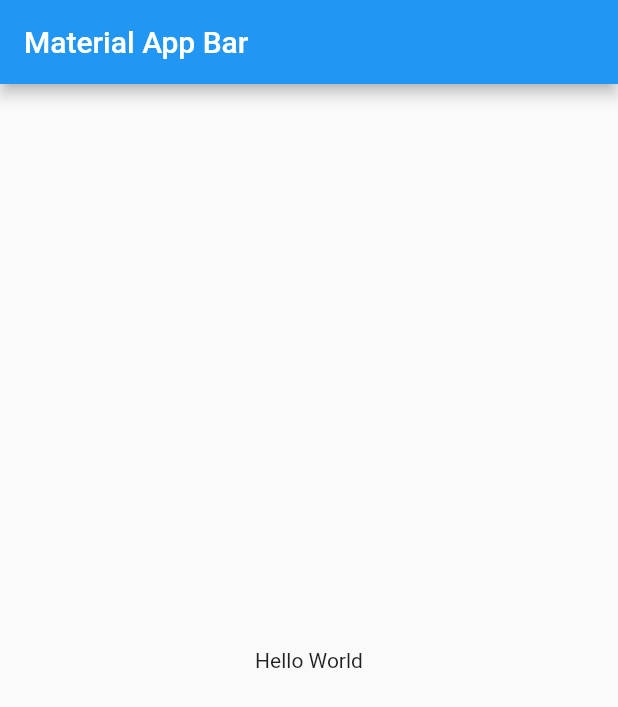
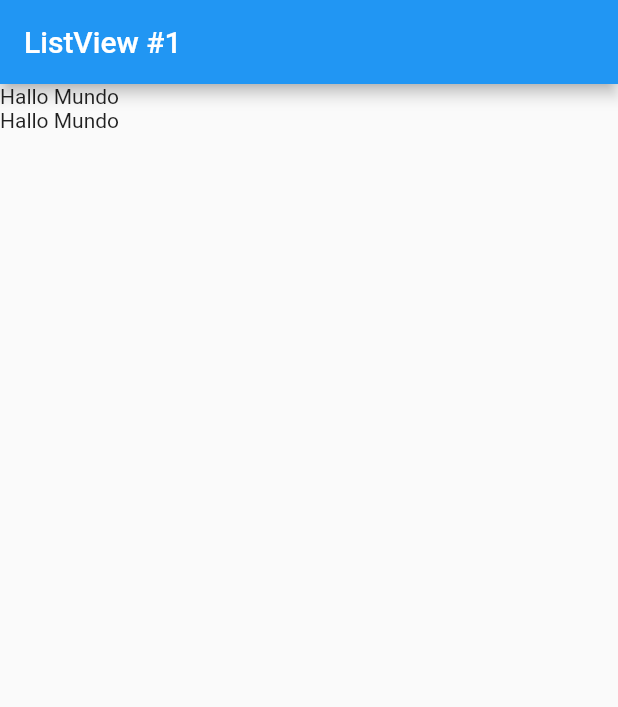
Before and after one commit to alejorom/fl_components, a Flutter app: the screen it shows after launch, on a phone screen of 412 x 824 dp. Shown: the top 707 px of the screen. Run offline on Flutter 3.47's test engine with Material 2 defaults, Android fonts, the phone set to English and light mode, and no system bars.

Commit message:
Agregar ListView1 Screen

```diff
--- a/lib/main.dart
+++ b/lib/main.dart
@@ -1,4 +1,5 @@
 import 'package:flutter/material.dart';
+import 'package:fl_components/screens/listview1_screen.dart';
 
 void main() => runApp(const MyApp());
 
@@ -7,17 +8,10 @@
 
   @override
   Widget build(BuildContext context) {
-    return MaterialApp(
+    return const MaterialApp(
       debugShowCheckedModeBanner: false,
       title: 'Material App',
-      home: Scaffold(
-        appBar: AppBar(
-          title: const Text('Material App Bar'),
-        ),
-        body: const Center(
-          child: Text('Hello World'),
-        ),
-      ),
+      home: Listview1Screen(),
     );
   }
 }
--- /dev/null
+++ b/lib/screens/listview1_screen.dart
@@ -0,0 +1,20 @@
+import 'package:flutter/material.dart';
+
+class Listview1Screen extends StatelessWidget {
+  const Listview1Screen({Key? key}) : super(key: key);
+
+  @override
+  Widget build(BuildContext context) {
+    return Scaffold(
+      appBar: AppBar(
+        title: const Text('ListView #1'),
+      ),
+      body: ListView(
+        children: const [
+          Text('Hallo Mundo'),
+          Text('Hallo Mundo'),
+        ],
+      ),
+    );
+  }
+}
```
